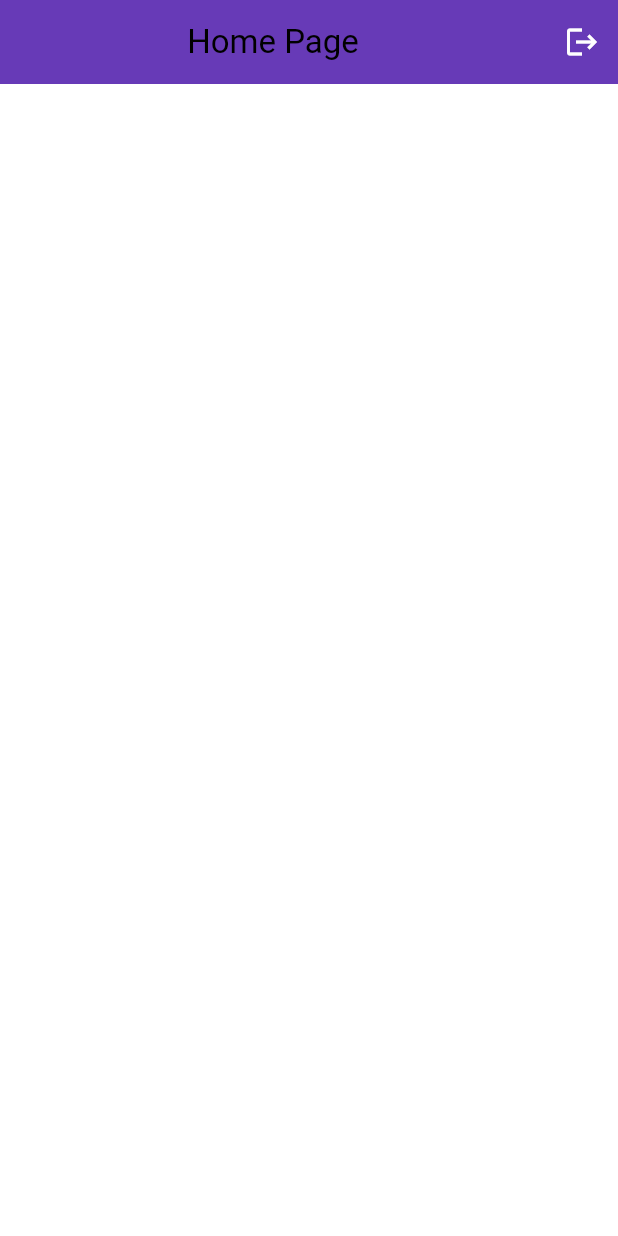
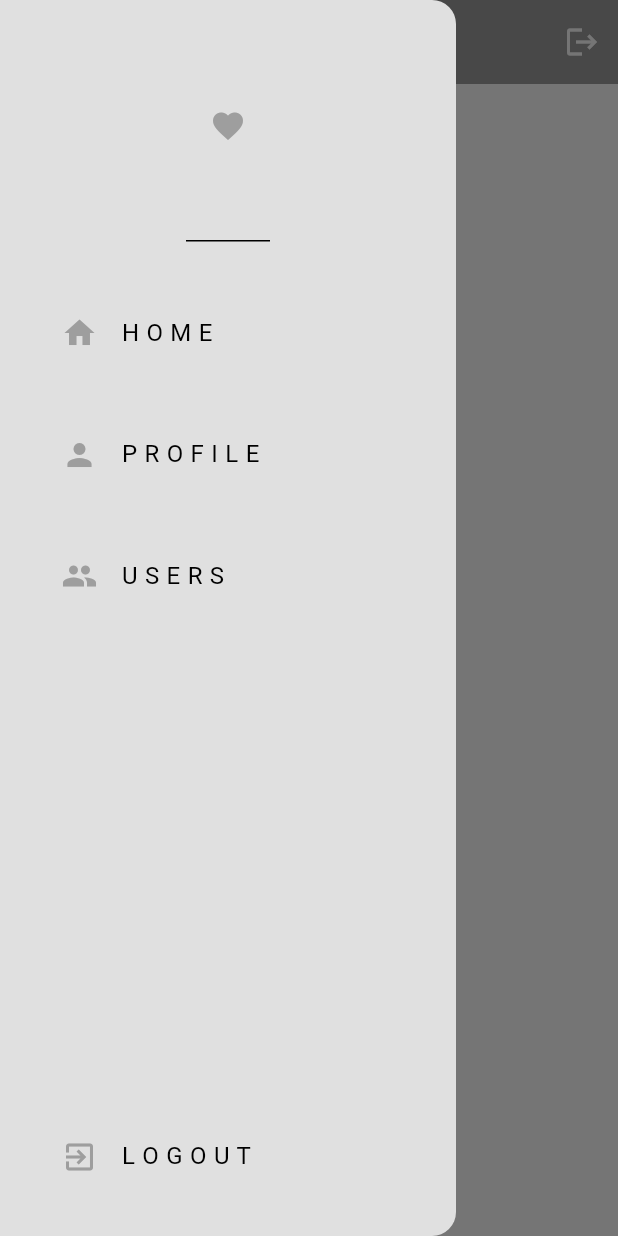
Before and after one commit to GiftChrisJava/firebase_todo_app, a Flutter app: the screen it shows once a user with an empty profile is signed in, with the side drawer open (before the commit the screen has no drawer), on a phone screen of 412 x 824 dp. Run offline on Flutter 3.47's test engine with Material 3 defaults, Android fonts, the light colour scheme and no system bars; our stand-ins replace cloud_firestore, firebase_auth, firebase_core; accounts and stored records are empty.

Commit message:
added routes to the drawer

```diff
--- /dev/null
+++ b/socialminiapp/lib/components/drawer.dart
@@ -0,0 +1,120 @@
+// ignore_for_file: prefer_const_constructors
+
+import "package:flutter/material.dart";
+
+class MyDrawer extends StatelessWidget {
+  const MyDrawer({super.key});
+
+  @override
+  Widget build(BuildContext context) {
+    return Drawer(
+      backgroundColor: Theme.of(context).colorScheme.background,
+      child: Column(
+        mainAxisAlignment: MainAxisAlignment.spaceBetween,
+        children: [
+          Column(
+            children: [
+              // drawer header
+              DrawerHeader(
+                  child: Icon(
+                Icons.favorite,
+                color: Theme.of(context).colorScheme.inversePrimary,
+              )),
+
+              const SizedBox(
+                height: 25,
+              ),
+
+              // home tile
+              Padding(
+                padding: const EdgeInsets.only(left: 25.0),
+                child: ListTile(
+                  leading: Icon(
+                    Icons.home,
+                    color: Theme.of(context).colorScheme.inversePrimary,
+                  ),
+                  title: Text('H O M E'),
+                  onTap: () => {
+                    // this is already the home screen just pop the drawer
+                    Navigator.pop(context),
+
+                    // navigate to the home page
+                    Navigator.pushNamed(context, "/home_page")
+                  },
+                ),
+              ),
+
+              const SizedBox(
+                height: 25,
+              ),
+
+              // profile tile
+              Padding(
+                padding: const EdgeInsets.only(left: 25.0),
+                child: ListTile(
+                  leading: Icon(
+                    Icons.person,
+                    color: Theme.of(context).colorScheme.inversePrimary,
+                  ),
+                  title: Text('P R O F I L E'),
+                  onTap: () => {
+                    // this is already the home screen just pop the drawer
+                    Navigator.pop(context),
+
+                    // navigate to profile page
+                    Navigator.pushNamed(context, "/profile_page"),
+                  },
+                ),
+              ),
+
+              const SizedBox(
+                height: 25,
+              ),
+
+              // users tile
+              Padding(
+                padding: const EdgeInsets.only(left: 25.0),
+                child: ListTile(
+                  leading: Icon(
+                    Icons.group,
+                    color: Theme.of(context).colorScheme.inversePrimary,
+                  ),
+                  title: Text('U S E R S'),
+                  onTap: () => {
+                    // this is already the home screen just pop the drawer
+                    Navigator.pop(context),
+
+                    // navigate to users page
+                    Navigator.pushNamed(context, "/users"),
+                  },
+                ),
+              ),
+
+              const SizedBox(
+                height: 25,
+              ),
+            ],
+          ),
+          // logout tile
+          Padding(
+            padding: const EdgeInsets.only(left: 25.0, bottom: 25),
+            child: ListTile(
+              leading: Icon(
+                Icons.exit_to_app,
+                color: Theme.of(context).colorScheme.inversePrimary,
+              ),
+              title: Text('L O G O U T'),
+              onTap: () => {
+                // this is already the home screen just pop the drawer
+                Navigator.pop(context),
+
+                // navigate to profile page
+                Navigator.pushNamed(context, "/login_or_register"),
+              },
+            ),
+          ),
+        ],
+      ),
+    );
+  }
+}
--- a/socialminiapp/lib/main.dart
+++ b/socialminiapp/lib/main.dart
@@ -5,6 +5,9 @@ import 'package:flutter/material.dart';
 import 'package:socialminiapp/auth/auth.dart';
 import 'package:socialminiapp/auth/login_or_register.dart';
 import 'package:socialminiapp/firebase_options.dart';
+import 'package:socialminiapp/pages/home_page.dart';
+import 'package:socialminiapp/pages/profile_page.dart';
+import 'package:socialminiapp/pages/users.dart';
 import 'package:socialminiapp/theme/dark_mode.dart';
 import 'package:socialminiapp/theme/light_mode.dart';
 
@@ -25,7 +28,15 @@ class MyApp extends StatelessWidget {
       // home: RegisterPage(),
       home: AuthPage(),
       theme: lightMode,
-      darkTheme: darkMode,
+      darkTheme: lightMode,
+
+      // create some routes
+      routes: {
+        "/login_or_register": (context) => const LoginOrRegister(),
+        "/home_page": (context) => const HomePage(),
+        "/profile_page": (context) => const ProfilePage(),
+        "/users": (context) => const MyUsers(),
+      },
     );
   }
 }
--- a/socialminiapp/lib/pages/home_page.dart
+++ b/socialminiapp/lib/pages/home_page.dart
@@ -2,6 +2,7 @@
 
 import 'package:firebase_auth/firebase_auth.dart';
 import 'package:flutter/material.dart';
+import 'package:socialminiapp/components/drawer.dart';
 
 class HomePage extends StatelessWidget {
   const HomePage({super.key});
@@ -17,13 +18,14 @@ class HomePage extends StatelessWidget {
     return Scaffold(
       appBar: AppBar(
         title: Center(child: Text("Home Page")),
-        backgroundColor: Colors.deepPurple,
+        backgroundColor: Theme.of(context).colorScheme.inversePrimary,
         actions: [
           // logout button
           IconButton(
               onPressed: logout, icon: Icon(Icons.logout, color: Colors.white)),
         ],
       ),
+      drawer: MyDrawer(),
     );
   }
 }
--- a/socialminiapp/lib/theme/dark_mode.dart
+++ b/socialminiapp/lib/theme/dark_mode.dart
@@ -3,10 +3,10 @@ import 'package:flutter/material.dart';
 ThemeData darkMode = ThemeData(
   brightness: Brightness.dark,
   colorScheme: ColorScheme.dark(
-      background: Colors.grey.shade900,
-      primary: Colors.grey.shade800,
-      secondary: Colors.grey.shade700,
-      inversePrimary: Colors.grey.shade500),
+      background: Colors.grey.shade700,
+      primary: Colors.grey.shade600,
+      secondary: Colors.grey.shade500,
+      inversePrimary: Colors.grey.shade400),
   textTheme: ThemeData.dark().textTheme.apply(
         bodyColor: Colors.grey[300],
         displayColor: Colors.white,
```
Also changed, not shown: socialminiapp/lib/pages/profile_page.dart (added, +15 -0 lines), socialminiapp/lib/pages/users.dart (added, +15 -0 lines).
